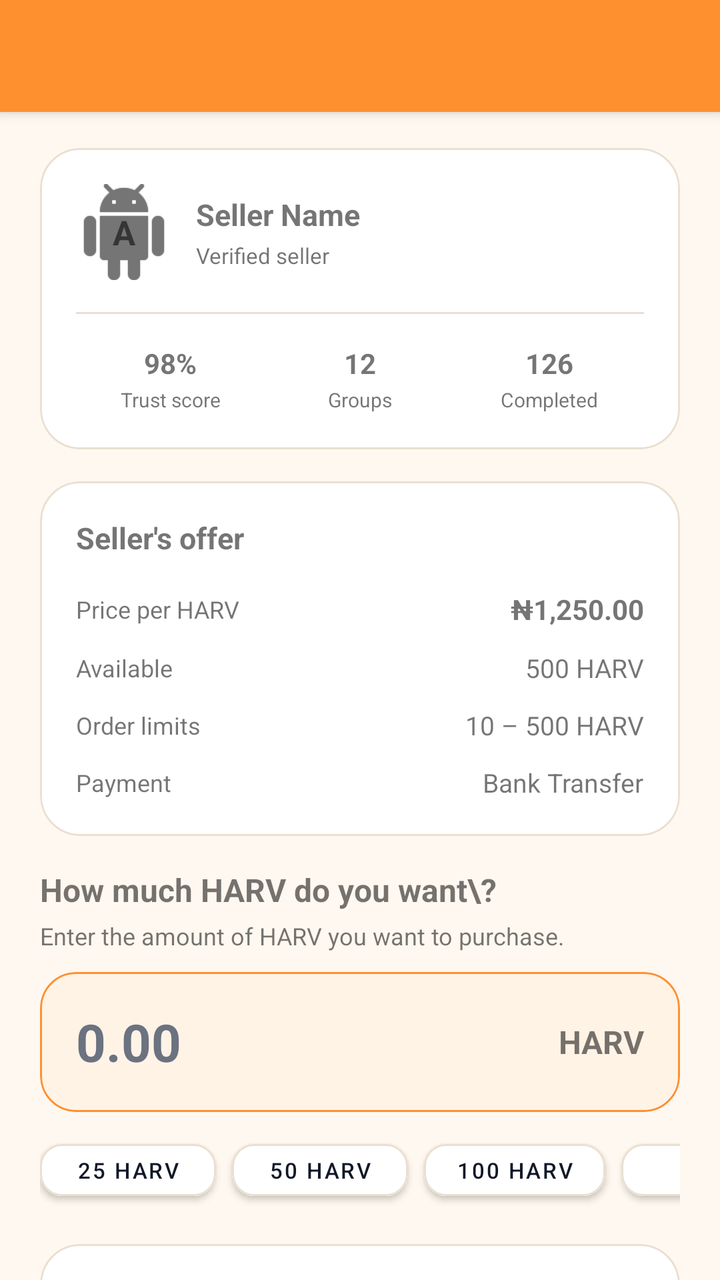
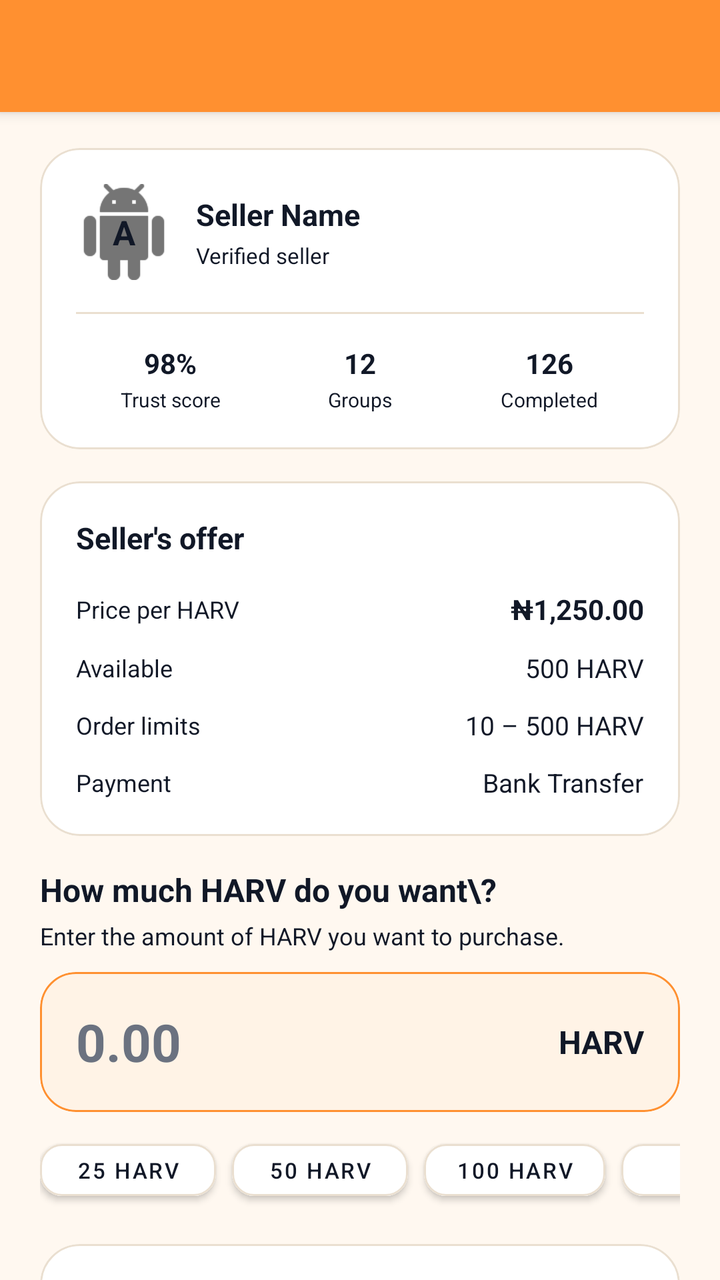

Before-and-after screenshots of an Android layout around one commit, followed by the original layout XML and the change that was made.
<!-- AndroidManifest.xml: application theme AppTheme -->
<!-- res/layout/p2p_buy_order.xml -->
<androidx.coordinatorlayout.widget.CoordinatorLayout
	xmlns:android="http://schemas.android.com/apk/res/android"
	xmlns:app="http://schemas.android.com/apk/res-auto"
	xmlns:tools="http://schemas.android.com/tools"
	android:id="@+id/_coordinator"
	android:layout_width="match_parent"
	android:layout_height="match_parent">
	<com.google.android.material.appbar.AppBarLayout
		android:id="@+id/_app_bar"
		android:layout_width="match_parent"
		android:layout_height="wrap_content"
		android:theme="@style/AppTheme.AppBarOverlay">
		<androidx.appcompat.widget.Toolbar
			android:id="@+id/_toolbar"
			android:layout_width="match_parent"
			android:layout_height="?attr/actionBarSize"
			android:background="?attr/appBarColor"
			app:popupTheme="@style/AppTheme.PopupOverlay" />
	</com.google.android.material.appbar.AppBarLayout>
	<androidx.core.widget.NestedScrollView
		android:layout_width="match_parent"
		android:layout_height="match_parent"
		android:background="@color/colorP2pBg"
		android:fillViewport="true"
		android:clipToPadding="false"
		app:layout_behavior="@string/appbar_scrolling_view_behavior">
		<LinearLayout
			android:id="@+id/buy_order_container"
			android:layout_width="match_parent"
			android:layout_height="wrap_content"
			android:paddingTop="18dp"
			android:paddingBottom="32dp"
			android:orientation="vertical"
			android:paddingStart="20dp"
			android:paddingEnd="20dp">
			<com.google.android.material.card.MaterialCardView
				android:id="@+id/seller_card"
				android:layout_width="match_parent"
				android:layout_height="wrap_content"
				android:layout_marginBottom="16dp"
				android:backgroundTint="@color/colorP2pSurface"
				app:cardCornerRadius="20dp"
				app:cardElevation="0dp"
				app:strokeColor="@color/colorP2pBorder"
				app:strokeWidth="1dp">
				<LinearLayout
					android:id="@+id/linear51"
					android:layout_width="match_parent"
					android:layout_height="wrap_content"
					android:padding="18dp"
					android:orientation="vertical">
					<LinearLayout
						android:id="@+id/seller_header"
						android:layout_width="match_parent"
						android:layout_height="wrap_content"
						android:gravity="center_vertical"
						android:orientation="horizontal">
						<FrameLayout
							android:id="@+id/seller_avatar_container"
							android:layout_width="48dp"
							android:layout_height="48dp">
							<ImageView
								android:id="@+id/seller_avatar"
								android:layout_width="48dp"
								android:layout_height="48dp"
								android:background="@drawable/default_image"
								android:src="@drawable/default_image"
								android:scaleType="centerInside" />
							<TextView
								android:id="@+id/seller_initial"
								android:layout_width="48dp"
								android:layout_height="48dp"
								android:gravity="center_horizontal|center_vertical"
								android:text="A"
								android:textSize="17sp"
								android:textStyle="bold" />
						</FrameLayout>
						<LinearLayout
							android:id="@+id/seller_identity"
							android:layout_width="0dp"
							android:layout_height="wrap_content"
							android:orientation="vertical"
							android:layout_weight="1"
							android:layout_marginStart="12dp">
							<LinearLayout
								android:id="@+id/linear52"
								android:layout_width="match_parent"
								android:layout_height="wrap_content"
								android:gravity="center_vertical"
								android:orientation="horizontal">
								<TextView
									android:id="@+id/seller_name"
									android:layout_width="wrap_content"
									android:layout_height="wrap_content"
									android:text="Seller Name"
									android:textSize="15sp"
									android:textStyle="bold"
									android:ellipsize="end"
									android:maxLines="1" />
								<ImageView
									android:id="@+id/seller_verified"
									android:layout_width="16dp"
									android:layout_height="16dp"
									android:src="@drawable/ic_check_circle"
									android:scaleType="centerInside"
									android:layout_marginStart="5dp"
									android:visibility="gone" />
							</LinearLayout>
							<TextView
								android:id="@+id/seller_level"
								android:layout_width="wrap_content"
								android:layout_height="wrap_content"
								android:layout_marginTop="3dp"
								android:text="Verified seller"
								android:textSize="11sp" />
						</LinearLayout>
					</LinearLayout>
					<View
						android:id="@+id/view53"
						android:layout_width="match_parent"
						android:layout_height="1dp"
						android:layout_marginTop="16dp"
						android:layout_marginBottom="15dp"
						android:background="@color/colorP2pBorder" />
					<LinearLayout
						android:id="@+id/seller_stats"
						android:layout_width="match_parent"
						android:layout_height="wrap_content"
						android:orientation="horizontal">
						<LinearLayout
							android:id="@+id/linear54"
							android:layout_width="0dp"
							android:layout_height="wrap_content"
							android:gravity="center_horizontal|center_vertical"
							android:orientation="vertical"
							android:layout_weight="1">
							<TextView
								android:id="@+id/seller_trust_score"
								android:layout_width="wrap_content"
								android:layout_height="wrap_content"
								android:text="98%"
								android:textSize="14sp"
								android:textStyle="bold" />
							<TextView
								android:id="@+id/textview26"
								android:layout_width="wrap_content"
								android:layout_height="wrap_content"
								android:layout_marginTop="2dp"
								android:text="Trust score"
								android:textSize="10sp" />
						</LinearLayout>
						<LinearLayout
							android:id="@+id/linear55"
							android:layout_width="0dp"
							android:layout_height="wrap_content"
							android:gravity="center_horizontal|center_vertical"
							android:orientation="vertical"
							android:layout_weight="1">
							<TextView
								android:id="@+id/seller_groups"
								android:layout_width="wrap_content"
								android:layout_height="wrap_content"
								android:text="12"
								android:textSize="14sp"
								android:textStyle="bold" />
							<TextView
								android:id="@+id/textview27"
								android:layout_width="wrap_content"
								android:layout_height="wrap_content"
								android:layout_marginTop="2dp"
								android:text="Groups"
								android:textSize="10sp" />
						</LinearLayout>
						<LinearLayout
							android:id="@+id/linear56"
							android:layout_width="0dp"
							android:layout_height="wrap_content"
							android:gravity="center_horizontal|center_vertical"
							android:orientation="vertical"
							android:layout_weight="1">
							<TextView
								android:id="@+id/seller_completed_orders"
								android:layout_width="wrap_content"
								android:layout_height="wrap_content"
								android:text="126"
								android:textSize="14sp"
								android:textStyle="bold" />
							<TextView
								android:id="@+id/textview28"
								android:layout_width="wrap_content"
								android:layout_height="wrap_content"
								android:layout_marginTop="2dp"
								android:text="Completed"
								android:textSize="10sp" />
						</LinearLayout>
					</LinearLayout>
				</LinearLayout>
			</com.google.android.material.card.MaterialCardView>
			<com.google.android.material.card.MaterialCardView
				android:id="@+id/offer_card"
				android:layout_width="match_parent"
				android:layout_height="wrap_content"
				android:layout_marginBottom="16dp"
				android:backgroundTint="@color/colorP2pSurface"
				app:cardCornerRadius="20dp"
				app:cardElevation="0dp"
				app:strokeColor="@color/colorP2pBorder"
				app:strokeWidth="1dp">
				<LinearLayout
					android:id="@+id/linear57"
					android:layout_width="match_parent"
					android:layout_height="wrap_content"
					android:padding="18dp"
					android:orientation="vertical">
					<TextView
						android:id="@+id/offer_title"
						android:layout_width="wrap_content"
						android:layout_height="wrap_content"
						android:text="Seller's offer"
						android:textSize="15sp"
						android:textStyle="bold" />
					<LinearLayout
						android:id="@+id/offer_price_row"
						android:layout_width="match_parent"
						android:layout_height="wrap_content"
						android:layout_marginTop="16dp"
						android:gravity="center_vertical"
						android:orientation="horizontal">
						<TextView
							android:id="@+id/textview29"
							android:layout_width="0dp"
							android:layout_height="wrap_content"
							android:text="Price per HARV"
							android:textSize="12sp"
							android:layout_weight="1" />
						<TextView
							android:id="@+id/offer_price"
							android:layout_width="wrap_content"
							android:layout_height="wrap_content"
							android:text="₦1,250.00"
							android:textSize="14sp"
							android:textStyle="bold" />
					</LinearLayout>
					<LinearLayout
						android:id="@+id/offer_available_row"
						android:layout_width="match_parent"
						android:layout_height="wrap_content"
						android:layout_marginTop="11dp"
						android:gravity="center_vertical"
						android:orientation="horizontal">
						<TextView
							android:id="@+id/textview30"
							android:layout_width="0dp"
							android:layout_height="wrap_content"
							android:text="Available"
							android:textSize="12sp"
							android:layout_weight="1" />
						<TextView
							android:id="@+id/offer_available"
							android:layout_width="wrap_content"
							android:layout_height="wrap_content"
							android:text="500 HARV"
							android:textSize="13sp" />
					</LinearLayout>
					<LinearLayout
						android:id="@+id/offer_limits_row"
						android:layout_width="match_parent"
						android:layout_height="wrap_content"
						android:layout_marginTop="11dp"
						android:gravity="center_vertical"
						android:orientation="horizontal">
						<TextView
							android:id="@+id/textview31"
							android:layout_width="0dp"
							android:layout_height="wrap_content"
							android:text="Order limits"
							android:textSize="12sp"
							android:layout_weight="1" />
						<TextView
							android:id="@+id/offer_limits"
							android:layout_width="wrap_content"
							android:layout_height="wrap_content"
							android:text="10 – 500 HARV"
							android:textSize="13sp" />
					</LinearLayout>
					<LinearLayout
						android:id="@+id/offer_payment_row"
						android:layout_width="match_parent"
						android:layout_height="wrap_content"
						android:layout_marginTop="11dp"
						android:gravity="center_vertical"
						android:orientation="horizontal">
						<TextView
							android:id="@+id/textview32"
							android:layout_width="0dp"
							android:layout_height="wrap_content"
							android:text="Payment"
							android:textSize="12sp"
							android:layout_weight="1" />
						<TextView
							android:id="@+id/offer_payment_methods"
							android:layout_width="wrap_content"
							android:layout_height="wrap_content"
							android:text="Bank Transfer"
							android:textSize="13sp" />
					</LinearLayout>
				</LinearLayout>
			</com.google.android.material.card.MaterialCardView>
			<TextView
				android:id="@+id/amount_section_title"
				android:layout_width="wrap_content"
				android:layout_height="wrap_content"
				android:text="How much HARV do you want\\\?"
				android:textSize="16sp"
				android:textStyle="bold" />
			<TextView
				android:id="@+id/amount_section_hint"
				android:layout_width="match_parent"
				android:layout_height="wrap_content"
				android:layout_marginTop="4dp"
				android:layout_marginBottom="10dp"
				android:text="Enter the amount of HARV you want to purchase."
				android:textSize="12sp" />
			<com.google.android.material.card.MaterialCardView
				android:id="@+id/amount_input_card"
				android:layout_width="match_parent"
				android:layout_height="wrap_content"
				android:backgroundTint="@color/colorP2pSurfaceAlt"
				app:cardCornerRadius="18dp"
				app:cardElevation="0dp"
				app:strokeColor="@color/colorP2pAccent"
				app:strokeWidth="1dp">
				<LinearLayout
					android:id="@+id/linear58"
					android:layout_width="match_parent"
					android:layout_height="70dp"
					android:gravity="center_vertical"
					android:orientation="horizontal"
					android:paddingStart="18dp"
					android:paddingEnd="18dp">
					<EditText
						android:id="@+id/amount_input"
						android:layout_width="0dp"
						android:layout_height="match_parent"
						android:background="@android:color/transparent"
						android:textSize="26sp"
						android:textStyle="bold"
						android:hint="0.00"
						android:inputType="numberDecimal"
						android:layout_weight="1"
						android:maxLines="1" />
					<TextView
						android:id="@+id/amount_currency"
						android:layout_width="wrap_content"
						android:layout_height="wrap_content"
						android:text="HARV"
						android:textSize="16sp"
						android:textStyle="bold" />
				</LinearLayout>
			</com.google.android.material.card.MaterialCardView>
			<HorizontalScrollView
				android:id="@+id/quick_amount_scroll"
				android:layout_width="match_parent"
				android:layout_height="wrap_content"
				android:layout_marginTop="10dp"
				android:scrollbars="none">
				<LinearLayout
					android:id="@+id/quick_amounts"
					android:layout_width="wrap_content"
					android:layout_height="wrap_content"
					android:orientation="horizontal">
					<com.google.android.material.button.MaterialButton
						android:id="@+id/quick_25"
						android:layout_width="wrap_content"
						android:layout_height="38dp"
						android:text="25 HARV"
						android:textSize="11sp"
						android:layout_marginEnd="8dp"
						android:textAllCaps="false"
						android:backgroundTint="@color/colorP2pSurface"
						app:cornerRadius="11dp"
						app:strokeColor="@color/colorP2pBorder"
						app:strokeWidth="1dp" />
					<com.google.android.material.button.MaterialButton
						android:id="@+id/quick_50"
						android:layout_width="wrap_content"
						android:layout_height="38dp"
						android:text="50 HARV"
						android:textSize="11sp"
						android:layout_marginEnd="8dp"
						android:textAllCaps="false"
						android:backgroundTint="@color/colorP2pSurface"
						app:cornerRadius="11dp"
						app:strokeColor="@color/colorP2pBorder"
						app:strokeWidth="1dp" />
					<com.google.android.material.button.MaterialButton
						android:id="@+id/quick_100"
						android:layout_width="wrap_content"
						android:layout_height="38dp"
						android:text="100 HARV"
						android:textSize="11sp"
						android:layout_marginEnd="8dp"
						android:textAllCaps="false"
						android:backgroundTint="@color/colorP2pSurface"
						app:cornerRadius="11dp"
						app:strokeColor="@color/colorP2pBorder"
						app:strokeWidth="1dp" />
					<com.google.android.material.button.MaterialButton
						android:id="@+id/quick_max"
						android:layout_width="wrap_content"
						android:layout_height="38dp"
						android:text="Max"
						android:textSize="11sp"
						android:textAllCaps="false"
						android:backgroundTint="@color/colorP2pSurface"
						app:cornerRadius="11dp"
						app:strokeColor="@color/colorP2pBorder"
						app:strokeWidth="1dp" />
				</LinearLayout>
			</HorizontalScrollView>
			<com.google.android.material.card.MaterialCardView
				android:id="@+id/order_calculation_card"
				android:layout_width="match_parent"
				android:layout_height="wrap_content"
				android:layout_marginTop="18dp"
				android:layout_marginBottom="16dp"
				android:backgroundTint="@color/colorP2pSurface"
				app:cardCornerRadius="20dp"
				app:cardElevation="0dp"
				app:strokeColor="@color/colorP2pBorder"
				app:strokeWidth="1dp">
				<LinearLayout
					android:id="@+id/order_calculation"
					android:layout_width="match_parent"
					android:layout_height="wrap_content"
					android:padding="18dp"
					android:orientation="vertical">
					<TextView
						android:id="@+id/calculation_title"
						android:layout_width="wrap_content"
						android:layout_height="wrap_content"
						android:text="Order summary"
						android:textSize="15sp"
						android:textStyle="bold" />
					<LinearLayout
						android:id="@+id/calculation_quantity_row"
						android:layout_width="match_parent"
						android:layout_height="wrap_content"
						android:layout_marginTop="16dp"
						android:gravity="center_vertical"
						android:orientation="horizontal">
						<TextView
							android:id="@+id/textview33"
							android:layout_width="0dp"
							android:layout_height="wrap_content"
							android:text="HARV amount"
							android:textSize="12sp"
							android:layout_weight="1" />
						<TextView
							android:id="@+id/calculation_ajc"
							android:layout_width="wrap_content"
							android:layout_height="wrap_content"
							android:text="0.00 HARV"
							android:textSize="13sp"
							android:textStyle="bold" />
					</LinearLayout>
					<LinearLayout
						android:id="@+id/calculation_price_row"
						android:layout_width="match_parent"
						android:layout_height="wrap_content"
						android:layout_marginTop="11dp"
						android:gravity="center_vertical"
						android:orientation="horizontal">
						<TextView
							android:id="@+id/textview34"
							android:layout_width="0dp"
							android:layout_height="wrap_content"
							android:text="Price"
							android:textSize="12sp"
							android:layout_weight="1" />
						<TextView
							android:id="@+id/calculation_price"
							android:layout_width="wrap_content"
							android:layout_height="wrap_content"
							android:text="₦0.00 / HARV"
							android:textSize="13sp" />
					</LinearLayout>
					<View
						android:id="@+id/view59"
						android:layout_width="match_parent"
						android:layout_height="1dp"
						android:layout_marginTop="15dp"
						android:layout_marginBottom="15dp"
						android:background="@color/colorP2pBorder" />
					<LinearLayout
						android:id="@+id/calculation_subtotal_row"
						android:layout_width="match_parent"
						android:layout_height="wrap_content"
						android:gravity="center_vertical"
						android:orientation="horizontal">
						<TextView
							android:id="@+id/textview35"
							android:layout_width="0dp"
							android:layout_height="wrap_content"
							android:text="You will pay"
							android:textSize="12sp"
							android:layout_weight="1" />
						<TextView
							android:id="@+id/calculation_fiat"
							android:layout_width="wrap_content"
							android:layout_height="wrap_content"
							android:text="₦0.00"
							android:textSize="15sp"
							android:textStyle="bold" />
					</LinearLayout>
					<LinearLayout
						android:id="@+id/calculation_maker_fee_row"
						android:layout_width="match_parent"
						android:layout_height="wrap_content"
						android:layout_marginTop="11dp"
						android:gravity="center_vertical"
						android:orientation="horizontal"
						android:visibility="gone">
						<TextView
							android:id="@+id/textview36"
							android:layout_width="0dp"
							android:layout_height="wrap_content"
							android:text="Maker fee"
							android:textSize="12sp"
							android:layout_weight="1" />
						<TextView
							android:id="@+id/calculation_maker_fee"
							android:layout_width="wrap_content"
							android:layout_height="wrap_content"
							android:text="0.00 HARV"
							android:textSize="12sp" />
					</LinearLayout>
					<LinearLayout
						android:id="@+id/calculation_network_fee_row"
						android:layout_width="match_parent"
						android:layout_height="wrap_content"
						android:layout_marginTop="11dp"
						android:gravity="center_vertical"
						android:orientation="horizontal"
						android:visibility="gone">
						<TextView
							android:id="@+id/textview37"
							android:layout_width="0dp"
							android:layout_height="wrap_content"
							android:text="Network fee"
							android:textSize="12sp"
							android:layout_weight="1" />
						<TextView
							android:id="@+id/calculation_network_fee"
							android:layout_width="wrap_content"
							android:layout_height="wrap_content"
							android:text="0.00 HARV"
							android:textSize="12sp" />
					</LinearLayout>
					<LinearLayout
						android:id="@+id/calculation_receive_row"
						android:layout_width="match_parent"
						android:layout_height="wrap_content"
						android:layout_marginTop="14dp"
						android:gravity="center_vertical"
						android:orientation="horizontal">
						<TextView
							android:id="@+id/textview38"
							android:layout_width="0dp"
							android:layout_height="wrap_content"
							android:text="You receive"
							android:textSize="13sp"
							android:textStyle="bold"
							android:layout_weight="1" />
						<TextView
							android:id="@+id/calculation_receive"
							android:layout_width="wrap_content"
							android:layout_height="wrap_content"
							android:text="0.00 HARV"
							android:textSize="16sp"
							android:textStyle="bold" />
					</LinearLayout>
				</LinearLayout>
			</com.google.android.material.card.MaterialCardView>
			<TextView
				android:id="@+id/validation_message"
				android:layout_width="match_parent"
				android:layout_height="wrap_content"
				android:layout_marginBottom="12dp"
				android:textSize="12sp"
				android:visibility="gone" />
			<com.google.android.material.button.MaterialButton
				android:id="@+id/create_order_button"
				android:layout_width="match_parent"
				android:layout_height="54dp"
				android:text="Buy HARV"
				android:textSize="15sp"
				android:textStyle="bold"
				android:textAllCaps="false"
				android:backgroundTint="@color/colorP2pAccent"
				app:cornerRadius="15dp" />
			<com.google.android.material.card.MaterialCardView
				android:id="@+id/escrow_card"
				android:layout_width="match_parent"
				android:layout_height="wrap_content"
				android:layout_marginTop="14dp"
				android:backgroundTint="@color/colorP2pSurface"
				app:cardCornerRadius="16dp"
				app:cardElevation="0dp"
				app:strokeColor="@color/colorP2pBorder"
				app:strokeWidth="1dp">
				<LinearLayout
					android:id="@+id/linear60"
					android:layout_width="match_parent"
					android:layout_height="wrap_content"
					android:padding="14dp"
					android:gravity="center_vertical"
					android:orientation="horizontal">
					<ImageView
						android:id="@+id/escrow_icon"
						android:layout_width="22dp"
						android:layout_height="22dp"
						android:src="@drawable/ic_info"
						android:scaleType="center"
						android:layout_marginEnd="10dp" />
					<LinearLayout
						android:id="@+id/linear61"
						android:layout_width="0dp"
						android:layout_height="wrap_content"
						android:orientation="vertical"
						android:layout_weight="1">
						<TextView
							android:id="@+id/escrow_title"
							android:layout_width="wrap_content"
							android:layout_height="wrap_content"
							android:text="Protected by escrow"
							android:textSize="12sp"
							android:textStyle="bold" />
						<TextView
							android:id="@+id/escrow_description"
							android:layout_width="match_parent"
							android:layout_height="wrap_content"
							android:layout_marginTop="4dp"
							android:text="The seller's HARV is secured through the escrow process. Release occurs only after the required conditions are satisfied and the blockchain transaction is verified."
							android:textSize="11sp" />
					</LinearLayout>
				</LinearLayout>
			</com.google.android.material.card.MaterialCardView>
			<TextView
				android:id="@+id/security_note"
				android:layout_width="match_parent"
				android:layout_height="wrap_content"
				android:layout_marginTop="14dp"
				android:gravity="center_horizontal|center_vertical"
				android:text="Final price, limits, availability and fees are verified when the order is created."
				android:textSize="10sp" />
		</LinearLayout>
	</androidx.core.widget.NestedScrollView>
</androidx.coordinatorlayout.widget.CoordinatorLayout>
<!-- resources referenced by this layout -->
<resources>
  <style name="AppTheme" parent="Theme.MaterialComponents.DayNight.NoActionBar">
          <item name="appBarColor">@color/colorAccent</item>
          <item name="onAppBarColor">@color/colorTextOnAccent</item>
          <item name="colorSecondary">@color/colorAccent</item>
          <item name="colorOnSecondary">@color/colorTextOnAccent</item>
          <item name="colorPrimaryVariant">@color/colorAccentDark</item>
          <item name="colorSecondaryVariant">@color/colorAccentDark</item>
          <item name="colorError">@color/colorError</item>
          <item name="colorOnError">@color/colorTextPrimaryWhite</item>
          <item name="colorControlActivated">@color/colorAccent</item>
          <item name="colorControlNormal">@color/colorControlNormal</item>
          <item name="colorControlHighlight">@color/colorAccentRipple</item>
          <item name="android:textColorHighlight">@color/colorAccentStroke</item>
          <item name="android:textColorLink">@color/colorAccentStrong</item>
          <item name="android:editTextColor">@color/colorTextPrimary</item>
          <item name="android:navigationBarColor">@color/colorBackground</item>
          <item name="colorPrimary">@color/colorAccent</item>
          <item name="colorPrimaryDark">@color/colorAccentStrong</item>
          <item name="colorAccent">@color/colorAccent</item>
          <item name="colorSurface">@color/colorSurface</item>
          <item name="colorOnPrimary">@color/colorTextOnAccent</item>
          <item name="colorOnSurface">@color/colorTextPrimary</item>
          <item name="colorOnBackground">@color/colorTextPrimary</item>
          <item name="colorOnSurfaceVariant">@color/colorTextSecondary</item>
          <item name="android:textColorPrimary">@color/colorTextPrimary</item>
          <item name="android:textColorSecondary">@color/colorTextSecondary</item>
          <item name="android:textColorHint">@color/colorTextTertiary</item>
          <item name="android:statusBarColor">?attr/appBarColor</item>
          <item name="android:windowLightStatusBar">true</item>
          <item name="android:windowBackground">@color/colorBackground</item>
          <item name="alertDialogTheme">@style/AjooAlertDialog</item>
          <item name="materialAlertDialogTheme">@style/AjooAlertDialog</item>
          <item name="bottomSheetDialogTheme">@style/AjooBottomSheetDialog</item>
      </style>
  <style name="AjooAlertDialog" parent="ThemeOverlay.MaterialComponents.MaterialAlertDialog">
          <item name="colorPrimary">@color/colorAccent</item>
          <item name="colorAccent">@color/colorAccent</item>
          <item name="colorSurface">@color/colorSurface</item>
          <item name="colorOnPrimary">@color/colorTextOnAccent</item>
          <item name="colorOnSurface">@color/colorTextPrimary</item>
          <item name="android:textColorPrimary">@color/colorTextPrimary</item>
          <item name="android:textColor">@color/colorTextPrimary</item>
          <item name="android:windowBackground">@color/colorSurface</item>
          <item name="buttonBarPositiveButtonStyle">@style/AjooDialogButton</item>
          <item name="buttonBarNegativeButtonStyle">@style/AjooDialogButton</item>
          <item name="buttonBarNeutralButtonStyle">@style/AjooDialogButton</item>
      </style>
  <style name="AjooBottomSheetDialog" parent="ThemeOverlay.MaterialComponents.BottomSheetDialog">
          <item name="colorPrimary">@color/colorAccent</item>
          <item name="colorAccent">@color/colorAccent</item>
          <item name="colorSurface">@color/colorSurface</item>
          <item name="colorOnPrimary">@color/colorTextOnAccent</item>
          <item name="colorOnSurface">@color/colorTextPrimary</item>
          <item name="colorOnSurfaceVariant">@color/colorTextSecondary</item>
          <item name="android:textColorPrimary">@color/colorTextPrimary</item>
          <item name="bottomSheetStyle">@style/AjooBottomSheetStyle</item>
      </style>
  <style name="AjooDialogButton" parent="Widget.MaterialComponents.Button.TextButton.Dialog">
          <item name="android:textColor">@color/colorAccent</item>
          <item name="android:minHeight">48dp</item>
      </style>
  <style name="AjooBottomSheetStyle" parent="Widget.MaterialComponents.BottomSheet.Modal">
          <item name="backgroundTint">?attr/colorSurface</item>
          <item name="shapeAppearanceOverlay">@style/AjooBottomSheetShape</item>
      </style>
  <style name="AjooBottomSheetShape" parent="">
          <item name="cornerFamily">rounded</item>
          <item name="cornerSizeTopLeft">20dp</item>
          <item name="cornerSizeTopRight">20dp</item>
          <item name="cornerSizeBottomLeft">0dp</item>
          <item name="cornerSizeBottomRight">0dp</item>
      </style>
  <!-- unchanged entries left out for length: 24 -->
</resources>

<!-- the commit's change to res/layout/p2p_buy_order.xml (unified diff, before → after) -->
@@ -457,7 +457,7 @@
 							android:textSize="12sp"
 							android:layout_weight="1" />
 						<TextView
-							android:id="@+id/calculation_ajc"
+							android:id="@+id/calculation_harv"
 							android:layout_width="wrap_content"
 							android:layout_height="wrap_content"
 							android:text="0.00 HARV"
<!-- resource entries referenced after the edit -->
@@ -1,6 +1,8 @@
 <!-- resources referenced by this layout -->
 <resources>
   <style name="AppTheme" parent="Theme.MaterialComponents.DayNight.NoActionBar">
+          
+          <item name="android:textViewStyle">@style/HarvannaTextView</item>
           <item name="appBarColor">@color/colorAccent</item>
           <item name="onAppBarColor">@color/colorTextOnAccent</item>
           <item name="colorSecondary">@color/colorAccent</item>
@@ -30,11 +32,14 @@
           <item name="android:statusBarColor">?attr/appBarColor</item>
           <item name="android:windowLightStatusBar">true</item>
           <item name="android:windowBackground">@color/colorBackground</item>
-          <item name="alertDialogTheme">@style/AjooAlertDialog</item>
-          <item name="materialAlertDialogTheme">@style/AjooAlertDialog</item>
-          <item name="bottomSheetDialogTheme">@style/AjooBottomSheetDialog</item>
+          <item name="alertDialogTheme">@style/HarvannaAlertDialog</item>
+          <item name="materialAlertDialogTheme">@style/HarvannaAlertDialog</item>
+          <item name="bottomSheetDialogTheme">@style/HarvannaBottomSheetDialog</item>
       </style>
-  <style name="AjooAlertDialog" parent="ThemeOverlay.MaterialComponents.MaterialAlertDialog">
+  <style name="HarvannaTextView" parent="android:Widget.TextView">
+          <item name="android:textColor">@color/colorTextPrimary</item>
+      </style>
+  <style name="HarvannaAlertDialog" parent="ThemeOverlay.MaterialComponents.MaterialAlertDialog">
           <item name="colorPrimary">@color/colorAccent</item>
           <item name="colorAccent">@color/colorAccent</item>
           <item name="colorSurface">@color/colorSurface</item>
@@ -43,11 +48,11 @@
           <item name="android:textColorPrimary">@color/colorTextPrimary</item>
           <item name="android:textColor">@color/colorTextPrimary</item>
           <item name="android:windowBackground">@color/colorSurface</item>
-          <item name="buttonBarPositiveButtonStyle">@style/AjooDialogButton</item>
-          <item name="buttonBarNegativeButtonStyle">@style/AjooDialogButton</item>
-          <item name="buttonBarNeutralButtonStyle">@style/AjooDialogButton</item>
+          <item name="buttonBarPositiveButtonStyle">@style/HarvannaDialogButton</item>
+          <item name="buttonBarNegativeButtonStyle">@style/HarvannaDialogButton</item>
+          <item name="buttonBarNeutralButtonStyle">@style/HarvannaDialogButton</item>
       </style>
-  <style name="AjooBottomSheetDialog" parent="ThemeOverlay.MaterialComponents.BottomSheetDialog">
+  <style name="HarvannaBottomSheetDialog" parent="ThemeOverlay.MaterialComponents.BottomSheetDialog">
           <item name="colorPrimary">@color/colorAccent</item>
           <item name="colorAccent">@color/colorAccent</item>
           <item name="colorSurface">@color/colorSurface</item>
@@ -55,17 +60,17 @@
           <item name="colorOnSurface">@color/colorTextPrimary</item>
           <item name="colorOnSurfaceVariant">@color/colorTextSecondary</item>
           <item name="android:textColorPrimary">@color/colorTextPrimary</item>
-          <item name="bottomSheetStyle">@style/AjooBottomSheetStyle</item>
+          <item name="bottomSheetStyle">@style/HarvannaBottomSheetStyle</item>
       </style>
-  <style name="AjooDialogButton" parent="Widget.MaterialComponents.Button.TextButton.Dialog">
+  <style name="HarvannaDialogButton" parent="Widget.MaterialComponents.Button.TextButton.Dialog">
           <item name="android:textColor">@color/colorAccent</item>
           <item name="android:minHeight">48dp</item>
       </style>
-  <style name="AjooBottomSheetStyle" parent="Widget.MaterialComponents.BottomSheet.Modal">
+  <style name="HarvannaBottomSheetStyle" parent="Widget.MaterialComponents.BottomSheet.Modal">
           <item name="backgroundTint">?attr/colorSurface</item>
-          <item name="shapeAppearanceOverlay">@style/AjooBottomSheetShape</item>
+          <item name="shapeAppearanceOverlay">@style/HarvannaBottomSheetShape</item>
       </style>
-  <style name="AjooBottomSheetShape" parent="">
+  <style name="HarvannaBottomSheetShape" parent="">
           <item name="cornerFamily">rounded</item>
           <item name="cornerSizeTopLeft">20dp</item>
           <item name="cornerSizeTopRight">20dp</item>
